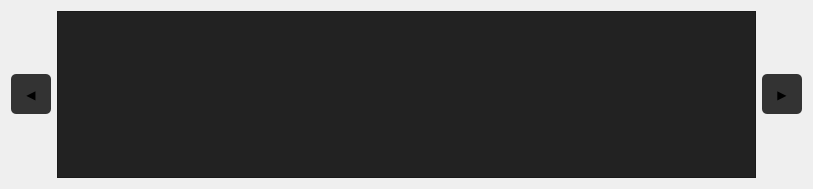
FEDMix/eshmun, file src/components/PreviewAnnotation/previewannotation.ui: the form before one commit.
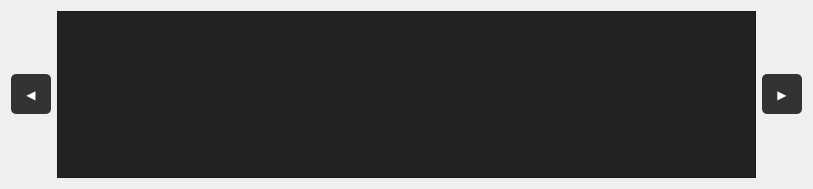
The form after the commit.

Commit message: Added styles for button & labels

Patch:
```diff
--- a/src/components/PreviewAnnotation/previewannotation.ui
+++ b/src/components/PreviewAnnotation/previewannotation.ui
@@ -46,6 +46,15 @@
      <property name="palette">
       <palette>
        <active>
+        <colorrole role="WindowText">
+         <brush brushstyle="SolidPattern">
+          <color alpha="255">
+           <red>255</red>
+           <green>255</green>
+           <blue>255</blue>
+          </color>
+         </brush>
+        </colorrole>
         <colorrole role="Button">
          <brush brushstyle="SolidPattern">
           <color alpha="255">
@@ -55,6 +64,24 @@
           </color>
          </brush>
         </colorrole>
+        <colorrole role="Text">
+         <brush brushstyle="SolidPattern">
+          <color alpha="255">
+           <red>255</red>
+           <green>255</green>
+           <blue>255</blue>
+          </color>
+         </brush>
+        </colorrole>
+        <colorrole role="ButtonText">
+         <brush brushstyle="SolidPattern">
+          <color alpha="255">
+           <red>255</red>
+           <green>255</green>
+           <blue>255</blue>
+          </color>
+         </brush>
+        </colorrole>
         <colorrole role="Base">
          <brush brushstyle="SolidPattern">
           <color alpha="255">
@@ -73,8 +100,26 @@
           </color>
          </brush>
         </colorrole>
+        <colorrole role="PlaceholderText">
+         <brush brushstyle="NoBrush">
+          <color alpha="128">
+           <red>255</red>
+           <green>255</green>
+           <blue>255</blue>
+          </color>
+         </brush>
+        </colorrole>
        </active>
        <inactive>
+        <colorrole role="WindowText">
+         <brush brushstyle="SolidPattern">
+          <color alpha="255">
+           <red>255</red>
+           <green>255</green>
+           <blue>255</blue>
+          </color>
+         </brush>
+        </colorrole>
         <colorrole role="Button">
          <brush brushstyle="SolidPattern">
           <color alpha="255">
@@ -84,6 +129,24 @@
           </color>
          </brush>
         </colorrole>
+        <colorrole role="Text">
+         <brush brushstyle="SolidPattern">
+          <color alpha="255">
+           <red>255</red>
+           <green>255</green>
+           <blue>255</blue>
+          </color>
+         </brush>
+        </colorrole>
+        <colorrole role="ButtonText">
+         <brush brushstyle="SolidPattern">
+          <color alpha="255">
+           <red>255</red>
+           <green>255</green>
+           <blue>255</blue>
+          </color>
+         </brush>
+        </colorrole>
         <colorrole role="Base">
          <brush brushstyle="SolidPattern">
           <color alpha="255">
@@ -102,8 +165,26 @@
           </color>
          </brush>
         </colorrole>
+        <colorrole role="PlaceholderText">
+         <brush brushstyle="NoBrush">
+          <color alpha="128">
+           <red>255</red>
+           <green>255</green>
+           <blue>255</blue>
+          </color>
+         </brush>
+        </colorrole>
        </inactive>
        <disabled>
+        <colorrole role="WindowText">
+         <brush brushstyle="SolidPattern">
+          <color alpha="255">
+           <red>255</red>
+           <green>255</green>
+           <blue>255</blue>
+          </color>
+         </brush>
+        </colorrole>
         <colorrole role="Button">
          <brush brushstyle="SolidPattern">
           <color alpha="255">
@@ -113,6 +194,24 @@
           </color>
          </brush>
         </colorrole>
+        <colorrole role="Text">
+         <brush brushstyle="SolidPattern">
+          <color alpha="255">
+           <red>255</red>
+           <green>255</green>
+           <blue>255</blue>
+          </color>
+         </brush>
+        </colorrole>
+        <colorrole role="ButtonText">
+         <brush brushstyle="SolidPattern">
+          <color alpha="255">
+           <red>255</red>
+           <green>255</green>
+           <blue>255</blue>
+          </color>
+         </brush>
+        </colorrole>
         <colorrole role="Base">
          <brush brushstyle="SolidPattern">
           <color alpha="255">
@@ -131,11 +230,20 @@
           </color>
          </brush>
         </colorrole>
+        <colorrole role="PlaceholderText">
+         <brush brushstyle="NoBrush">
+          <color alpha="128">
+           <red>255</red>
+           <green>255</green>
+           <blue>255</blue>
+          </color>
+         </brush>
+        </colorrole>
        </disabled>
       </palette>
      </property>
      <property name="styleSheet">
-      <string notr="true">background:#333; width: 40px</string>
+      <string notr="true">background:#333; width: 40px;color:#fff;</string>
      </property>
      <property name="text">
       <string>◀</string>
@@ -211,6 +319,15 @@
      <property name="palette">
       <palette>
        <active>
+        <colorrole role="WindowText">
+         <brush brushstyle="SolidPattern">
+          <color alpha="255">
+           <red>255</red>
+           <green>255</green>
+           <blue>255</blue>
+          </color>
+         </brush>
+        </colorrole>
         <colorrole role="Button">
          <brush brushstyle="SolidPattern">
           <color alpha="255">
@@ -220,6 +337,24 @@
           </color>
          </brush>
         </colorrole>
+        <colorrole role="Text">
+         <brush brushstyle="SolidPattern">
+          <color alpha="255">
+           <red>255</red>
+           <green>255</green>
+           <blue>255</blue>
+          </color>
+         </brush>
+        </colorrole>
+        <colorrole role="ButtonText">
+         <brush brushstyle="SolidPattern">
+          <color alpha="255">
+           <red>255</red>
+           <green>255</green>
+           <blue>255</blue>
+          </color>
+         </brush>
+        </colorrole>
         <colorrole role="Base">
          <brush brushstyle="SolidPattern">
           <color alpha="255">
@@ -238,8 +373,26 @@
           </color>
          </brush>
         </colorrole>
+        <colorrole role="PlaceholderText">
+         <brush brushstyle="NoBrush">
+          <color alpha="128">
+           <red>255</red>
+           <green>255</green>
+           <blue>255</blue>
+          </color>
+         </brush>
+        </colorrole>
        </active>
        <inactive>
+        <colorrole role="WindowText">
+         <brush brushstyle="SolidPattern">
+          <color alpha="255">
+           <red>255</red>
+           <green>255</green>
+           <blue>255</blue>
+          </color>
+         </brush>
+        </colorrole>
         <colorrole role="Button">
          <brush brushstyle="SolidPattern">
           <color alpha="255">
@@ -249,6 +402,24 @@
           </color>
          </brush>
         </colorrole>
+        <colorrole role="Text">
+         <brush brushstyle="SolidPattern">
+          <color alpha="255">
+           <red>255</red>
+           <green>255</green>
+           <blue>255</blue>
+          </color>
+         </brush>
+        </colorrole>
+        <colorrole role="ButtonText">
+         <brush brushstyle="SolidPattern">
+          <color alpha="255">
+           <red>255</red>
+           <green>255</green>
+           <blue>255</blue>
+          </color>
+         </brush>
+        </colorrole>
         <colorrole role="Base">
          <brush brushstyle="SolidPattern">
           <color alpha="255">
@@ -267,8 +438,26 @@
           </color>
          </brush>
         </colorrole>
+        <colorrole role="PlaceholderText">
+         <brush brushstyle="NoBrush">
+          <color alpha="128">
+           <red>255</red>
+           <green>255</green>
+           <blue>255</blue>
+          </color>
+         </brush>
+        </colorrole>
        </inactive>
        <disabled>
+        <colorrole role="WindowText">
+         <brush brushstyle="SolidPattern">
+          <color alpha="255">
+           <red>255</red>
+           <green>255</green>
+           <blue>255</blue>
+          </color>
+         </brush>
+        </colorrole>
         <colorrole role="Button">
          <brush brushstyle="SolidPattern">
           <color alpha="255">
@@ -278,6 +467,24 @@
           </color>
          </brush>
         </colorrole>
+        <colorrole role="Text">
+         <brush brushstyle="SolidPattern">
+          <color alpha="255">
+           <red>255</red>
+           <green>255</green>
+           <blue>255</blue>
+          </color>
+         </brush>
+        </colorrole>
+        <colorrole role="ButtonText">
+         <brush brushstyle="SolidPattern">
+          <color alpha="255">
+           <red>255</red>
+           <green>255</green>
+           <blue>255</blue>
+          </color>
+         </brush>
+        </colorrole>
         <colorrole role="Base">
          <brush brushstyle="SolidPattern">
           <color alpha="255">
@@ -296,6 +503,15 @@
           </color>
          </brush>
         </colorrole>
+        <colorrole role="PlaceholderText">
+         <brush brushstyle="NoBrush">
+          <color alpha="128">
+           <red>255</red>
+           <green>255</green>
+           <blue>255</blue>
+          </color>
+         </brush>
+        </colorrole>
        </disabled>
       </palette>
      </property>
@@ -303,7 +519,7 @@
       <bool>false</bool>
      </property>
      <property name="styleSheet">
-      <string notr="true">background:#333; width: 40px</string>
+      <string notr="true">background:#333; width: 40px;color:#fff;</string>
      </property>
      <property name="text">
       <string>▶</string>
```
The commit also changes 1 other file.
